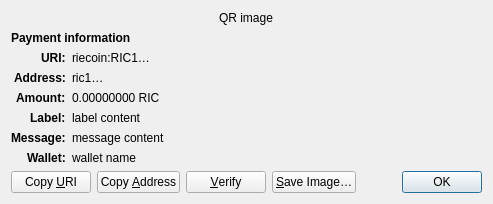
Above: src/qt/forms/receiverequestdialog.ui from shitcoinsherpa/Freycoin before the change. Below: the same form after it.
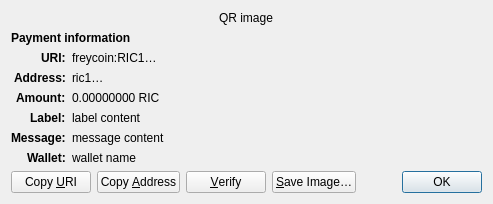
That is the form after the change. Custom widgets are drawn as their Qt base class.

Commit message:
Phase 1: Rebrand Riecoin to Freycoin
- Rename all binaries: riecoind -> freycoind, riecoin-qt -> freycoin-qt, etc.
- Update CMakeLists.txt project name and targets
- Rename library targets: riecoin_* -> freycoin_*
- Update Qt target names: riecoinqt -> freycoinqt
- Update bech32 HRP: ric -> frey, tric -> tfrey, rric -> rfrey
- Rename source files to match new naming convention
- Update copyright headers
- Update documentation and config files
- Add Qt D3D patches for MinGW cross-compilation
- Fix GMP cross-compilation with CC_FOR_BUILD

What changed in the file:
```diff
--- a/src/qt/forms/receiverequestdialog.ui
+++ b/src/qt/forms/receiverequestdialog.ui
@@ -65,7 +65,7 @@
    <item row="2" column="1" alignment="Qt::AlignTop">
     <widget class="QLabel" name="uri_content">
      <property name="text">
-      <string notr="true">riecoin:RIC1…</string>
+      <string notr="true">freycoin:RIC1…</string>
      </property>
      <property name="textFormat">
       <enum>Qt::RichText</enum>
```
The commit also changes 634 other files.
